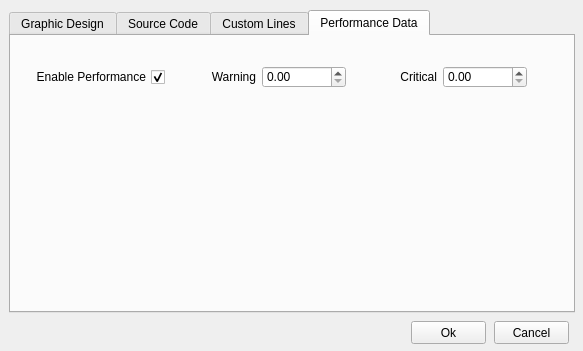
Old version of the form alyvix/extra/robotide/qt_ui/alyvix_image_finder_properties_view.ui in the repository alyvix/alyvix.
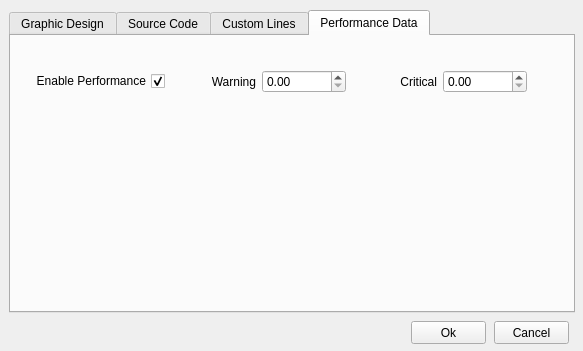
New version of the form. The open tabs and pages were chosen to show the change.

What changed in the file:
```diff
--- a/alyvix/extra/robotide/qt_ui/alyvix_image_finder_properties_view.ui
+++ b/alyvix/extra/robotide/qt_ui/alyvix_image_finder_properties_view.ui
@@ -666,9 +666,9 @@
      <property name="geometry">
       <rect>
        <x>19</x>
-       <y>30</y>
+       <y>10</y>
        <width>497</width>
-       <height>22</height>
+       <height>71</height>
       </rect>
      </property>
      <layout class="QGridLayout" name="gridLayout_3">
```
